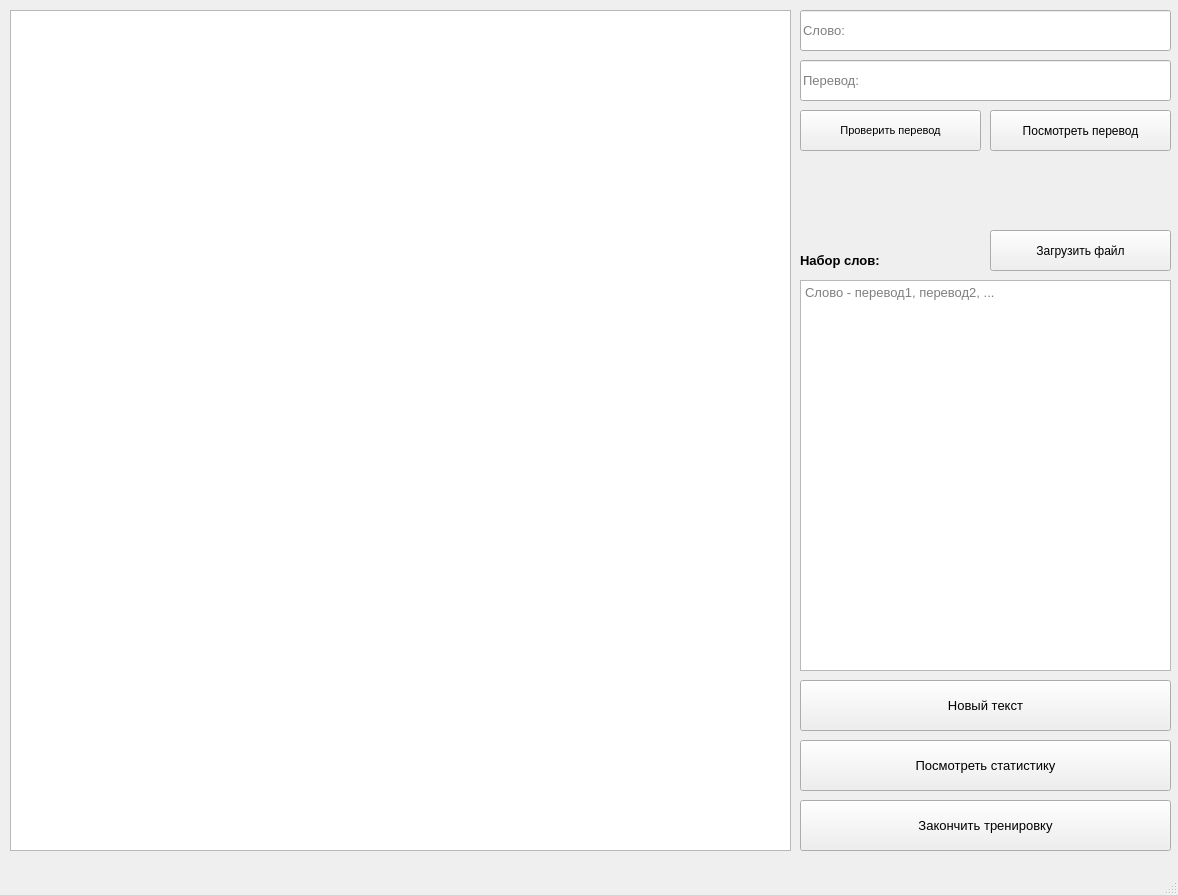
OOLMrStone/project-1535-10, file mainWindow.ui: the form before one commit.
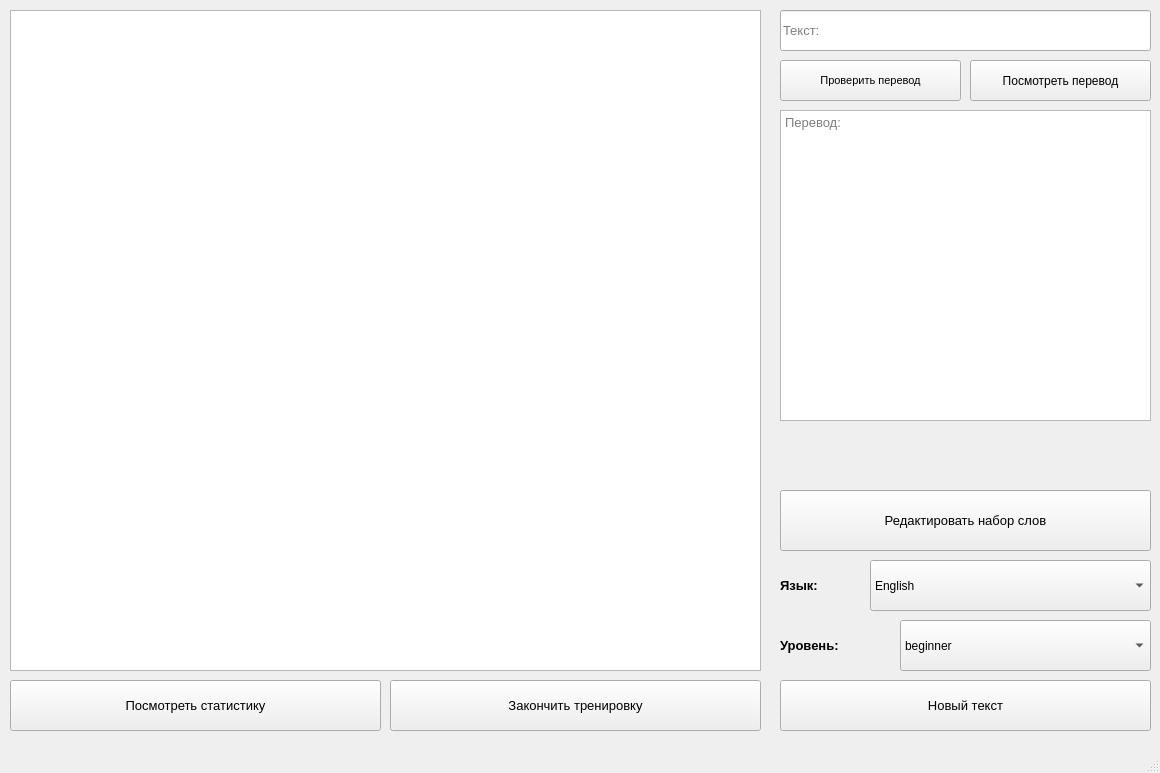
The form after the commit.

```diff
--- a/mainWindow.ui
+++ b/mainWindow.ui
@@ -6,8 +6,8 @@
    <rect>
     <x>0</x>
     <y>0</y>
-    <width>1178</width>
-    <height>895</height>
+    <width>1160</width>
+    <height>773</height>
    </rect>
   </property>
   <property name="windowTitle">
@@ -19,8 +19,8 @@
      <rect>
       <x>10</x>
       <y>10</y>
-      <width>781</width>
-      <height>841</height>
+      <width>751</width>
+      <height>661</height>
      </rect>
     </property>
     <property name="font">
@@ -32,7 +32,7 @@
    <widget class="QLineEdit" name="wordP">
     <property name="geometry">
      <rect>
-      <x>800</x>
+      <x>780</x>
       <y>10</y>
       <width>371</width>
       <height>41</height>
@@ -47,32 +47,14 @@
      <string/>
     </property>
     <property name="placeholderText">
-     <string>Слово:</string>
-    </property>
-   </widget>
-   <widget class="QLineEdit" name="translateP">
-    <property name="geometry">
-     <rect>
-      <x>800</x>
-      <y>60</y>
-      <width>371</width>
-      <height>41</height>
-     </rect>
-    </property>
-    <property name="font">
-     <font>
-      <pointsize>10</pointsize>
-     </font>
-    </property>
-    <property name="placeholderText">
-     <string>Перевод:</string>
+     <string>Текст:</string>
     </property>
    </widget>
    <widget class="QPushButton" name="checkTBtn">
     <property name="geometry">
      <rect>
-      <x>800</x>
-      <y>110</y>
+      <x>780</x>
+      <y>60</y>
       <width>181</width>
       <height>41</height>
      </rect>
@@ -89,8 +71,8 @@
    <widget class="QPushButton" name="seeTBtn">
     <property name="geometry">
      <rect>
-      <x>990</x>
-      <y>110</y>
+      <x>970</x>
+      <y>60</y>
       <width>181</width>
       <height>41</height>
      </rect>
@@ -99,59 +81,10 @@
      <string>Посмотреть перевод</string>
     </property>
    </widget>
-   <widget class="QPlainTextEdit" name="setP">
-    <property name="geometry">
-     <rect>
-      <x>800</x>
-      <y>280</y>
-      <width>371</width>
-      <height>391</height>
-     </rect>
-    </property>
-    <property name="font">
-     <font>
-      <pointsize>10</pointsize>
-     </font>
-    </property>
-    <property name="placeholderText">
-     <string>Слово - перевод1, перевод2, ...</string>
-    </property>
-   </widget>
-   <widget class="QLabel" name="label">
-    <property name="geometry">
-     <rect>
-      <x>800</x>
-      <y>240</y>
-      <width>181</width>
-      <height>41</height>
-     </rect>
-    </property>
-    <property name="font">
-     <font>
-      <pointsize>10</pointsize>
-     </font>
-    </property>
-    <property name="text">
-     <string>&lt;html&gt;&lt;head/&gt;&lt;body&gt;&lt;p&gt;&lt;span style=&quot; font-weight:600;&quot;&gt;Набор слов:&lt;/span&gt;&lt;/p&gt;&lt;/body&gt;&lt;/html&gt;</string>
-    </property>
-   </widget>
-   <widget class="QPushButton" name="loadFileBtn">
-    <property name="geometry">
-     <rect>
-      <x>990</x>
-      <y>230</y>
-      <width>181</width>
-      <height>41</height>
-     </rect>
-    </property>
-    <property name="text">
-     <string>Загрузить файл</string>
-    </property>
-   </widget>
    <widget class="QPushButton" name="startBtn">
     <property name="geometry">
      <rect>
-      <x>800</x>
+      <x>780</x>
       <y>680</y>
       <width>371</width>
       <height>51</height>
@@ -169,8 +102,8 @@
    <widget class="QPushButton" name="statBtn">
     <property name="geometry">
      <rect>
-      <x>800</x>
-      <y>740</y>
+      <x>10</x>
+      <y>680</y>
       <width>371</width>
       <height>51</height>
      </rect>
@@ -184,11 +117,24 @@
      <string>Посмотреть статистику</string>
     </property>
    </widget>
+   <widget class="QLabel" name="statusLabel">
+    <property name="geometry">
+     <rect>
+      <x>780</x>
+      <y>420</y>
+      <width>371</width>
+      <height>41</height>
+     </rect>
+    </property>
+    <property name="text">
+     <string/>
+    </property>
+   </widget>
    <widget class="QPushButton" name="endBtn">
     <property name="geometry">
      <rect>
-      <x>800</x>
-      <y>800</y>
+      <x>390</x>
+      <y>680</y>
       <width>371</width>
       <height>51</height>
      </rect>
@@ -202,17 +148,182 @@
      <string>Закончить тренировку</string>
     </property>
    </widget>
-   <widget class="QLabel" name="statusLabel">
+   <widget class="QComboBox" name="lang_query">
     <property name="geometry">
      <rect>
-      <x>800</x>
-      <y>160</y>
+      <x>870</x>
+      <y>560</y>
+      <width>281</width>
+      <height>51</height>
+     </rect>
+    </property>
+    <property name="font">
+     <font>
+      <pointsize>9</pointsize>
+     </font>
+    </property>
+    <property name="editable">
+     <bool>false</bool>
+    </property>
+    <property name="currentText">
+     <string>English</string>
+    </property>
+    <item>
+     <property name="text">
+      <string>English</string>
+     </property>
+    </item>
+    <item>
+     <property name="text">
+      <string>Italian</string>
+     </property>
+    </item>
+    <item>
+     <property name="text">
+      <string>Spanish</string>
+     </property>
+    </item>
+    <item>
+     <property name="text">
+      <string>Chinese (simplified)</string>
+     </property>
+    </item>
+    <item>
+     <property name="text">
+      <string>German</string>
+     </property>
+    </item>
+    <item>
+     <property name="text">
+      <string>French</string>
+     </property>
+    </item>
+   </widget>
+   <widget class="QLabel" name="label_2">
+    <property name="geometry">
+     <rect>
+      <x>780</x>
+      <y>560</y>
+      <width>61</width>
+      <height>51</height>
+     </rect>
+    </property>
+    <property name="font">
+     <font>
+      <pointsize>10</pointsize>
+      <weight>75</weight>
+      <bold>true</bold>
+     </font>
+    </property>
+    <property name="text">
+     <string>Язык:</string>
+    </property>
+   </widget>
+   <widget class="QLabel" name="label_3">
+    <property name="geometry">
+     <rect>
+      <x>780</x>
+      <y>620</y>
+      <width>121</width>
+      <height>51</height>
+     </rect>
+    </property>
+    <property name="font">
+     <font>
+      <pointsize>10</pointsize>
+      <weight>75</weight>
+      <bold>true</bold>
+     </font>
+    </property>
+    <property name="text">
+     <string>Уровень:</string>
+    </property>
+   </widget>
+   <widget class="QComboBox" name="lvl_query">
+    <property name="geometry">
+     <rect>
+      <x>900</x>
+      <y>620</y>
+      <width>251</width>
+      <height>51</height>
+     </rect>
+    </property>
+    <property name="font">
+     <font>
+      <pointsize>9</pointsize>
+     </font>
+    </property>
+    <property name="editable">
+     <bool>false</bool>
+    </property>
+    <property name="currentText">
+     <string>beginner</string>
+    </property>
+    <item>
+     <property name="text">
+      <string>beginner</string>
+     </property>
+    </item>
+    <item>
+     <property name="text">
+      <string>elementary</string>
+     </property>
+    </item>
+    <item>
+     <property name="text">
+      <string>pre-intermediate</string>
+     </property>
+    </item>
+    <item>
+     <property name="text">
+      <string>intermediate</string>
+     </property>
+    </item>
+    <item>
+     <property name="text">
+      <string>upper-intermediate</string>
+     </property>
+    </item>
+    <item>
+     <property name="text">
+      <string>advanced</string>
+     </property>
+    </item>
+   </widget>
+   <widget class="QTextBrowser" name="translateP">
+    <property name="geometry">
+     <rect>
+      <x>780</x>
+      <y>110</y>
       <width>371</width>
-      <height>41</height>
+      <height>311</height>
      </rect>
     </property>
+    <property name="font">
+     <font>
+      <pointsize>10</pointsize>
+     </font>
+    </property>
+    <property name="placeholderText">
+     <string>Перевод:</string>
+    </property>
+   </widget>
+   <widget class="QPushButton" name="returnButton">
+    <property name="geometry">
+     <rect>
+      <x>780</x>
+      <y>490</y>
+      <width>371</width>
+      <height>61</height>
+     </rect>
+    </property>
+    <property name="font">
+     <font>
+      <pointsize>10</pointsize>
+     </font>
+    </property>
     <property name="text">
-     <string/>
+     <string>Редактировать набор слов</string>
     </property>
    </widget>
   </widget>
```
Left out of the diff: 2 changed lines with no effect on the pictures.
